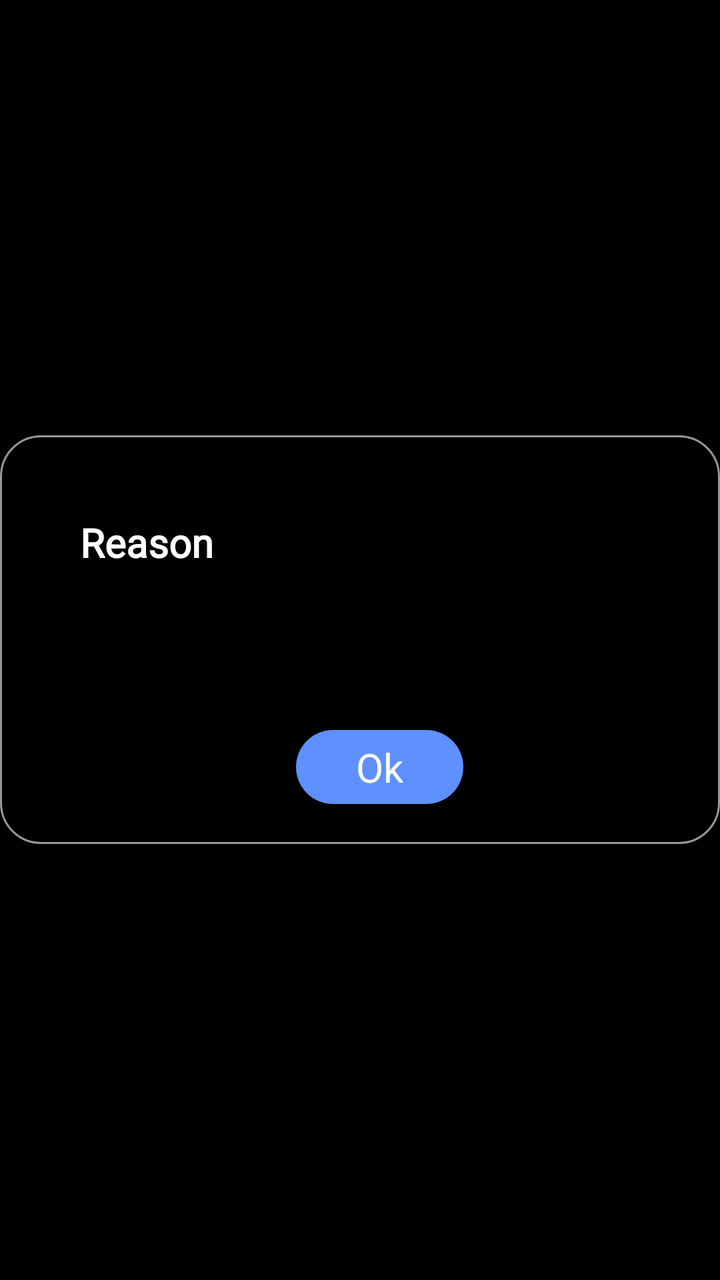
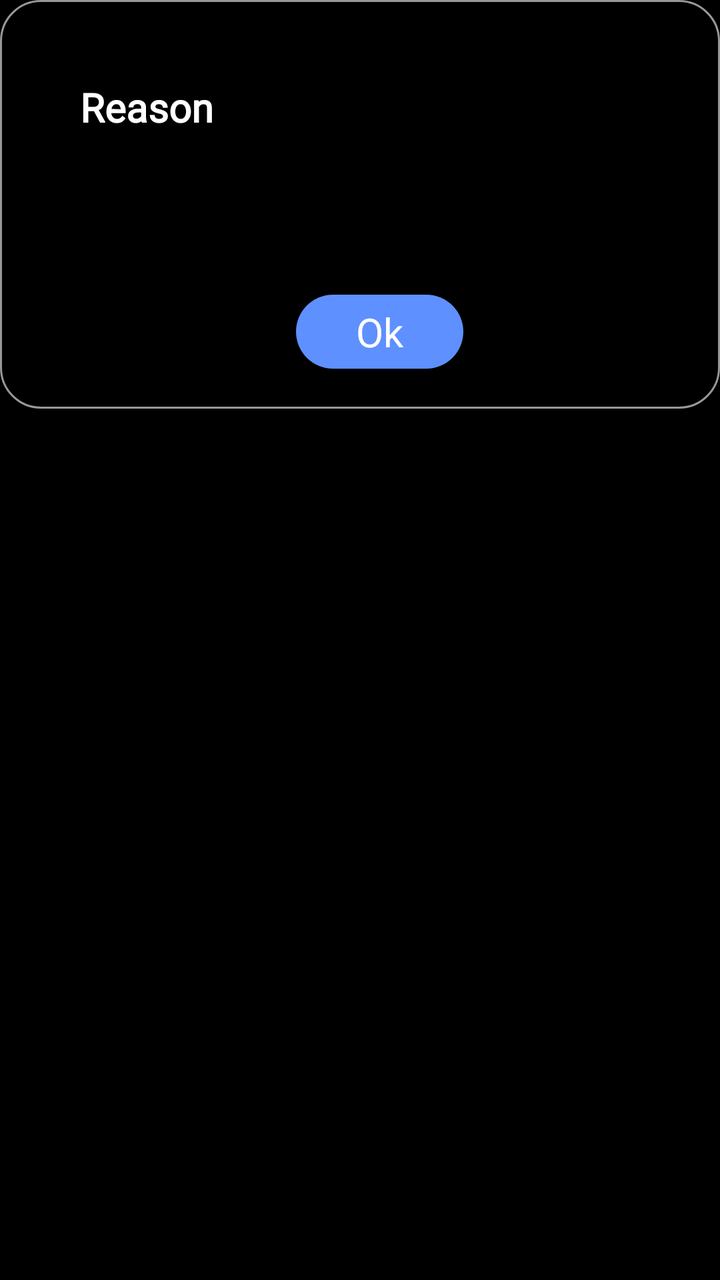

Before-and-after screenshots of an Android layout around one commit, followed by the original layout XML and the change that was made.
<!-- AndroidManifest.xml: application theme AppTheme -->
<!-- res/layout/custom_progress2.xml -->
<?xml version="1.0" encoding="utf-8"?>
<LinearLayout xmlns:android="http://schemas.android.com/apk/res/android"
    android:layout_width="match_parent"
    android:layout_height="wrap_content"
    android:background="@color/black"
    android:gravity="center"
    android:orientation="vertical">
    <LinearLayout xmlns:android="http://schemas.android.com/apk/res/android"
        android:layout_width="match_parent"
        android:layout_height="wrap_content"
        android:background="@drawable/cardview_border"
        android:orientation="vertical"
        android:gravity="center"
        android:paddingLeft="20dp"
        android:paddingBottom="@dimen/_20dp"
        android:paddingTop="@dimen/_20dp">

    <TextView
        android:layout_width="match_parent"
        android:layout_height="wrap_content"
        android:layout_margin="@dimen/_10"
        android:fontFamily="@font/dm_sans"
        android:text="Reason"
        android:textStyle="bold"
        android:padding="@dimen/_10"
        android:textColor="@color/white"
        android:textSize="@dimen/_20dp" />

    <TextView
        android:id="@+id/Reason"
        android:layout_width="match_parent"
        android:layout_height="wrap_content"
        android:layout_margin="@dimen/_10"
        android:fontFamily="@font/dm_sans"
        android:padding="@dimen/_10"
        android:textColor="@color/white"
        android:textSize="@dimen/_15" />

    <TextView
        android:id="@+id/ok_btn"
        android:layout_width="wrap_content"
        android:layout_height="wrap_content"
        android:textColor="@color/white"
        android:textSize="20dp"
        android:paddingStart="@dimen/_30dp"
        android:paddingEnd="@dimen/_30dp"
        android:paddingTop="@dimen/_5dp"
        android:paddingBottom="@dimen/_5dp"
        android:background="@drawable/blue_bg"
        android:text="Ok" />
</LinearLayout>
</LinearLayout>
<!-- resources referenced by this layout -->
<resources>
  <color name="black">#FF000000</color>
  <color name="white">#FFFFFF</color>
  <dimen name="_10">10dp</dimen>
  <dimen name="_15">15dp</dimen>
  <dimen name="_20dp">20dp</dimen>
  <dimen name="_30dp">30dp</dimen>
  <dimen name="_5dp">5dp</dimen>
  <!-- drawable blue_bg (drawable) -->
  <?xml version="1.0" encoding="utf-8"?>
  <shape xmlns:android="http://schemas.android.com/apk/res/android"
      android:shape="rectangle">
      <solid android:color="@color/lightBlue"/>
  <corners android:radius="@dimen/_20dp"/>
  </shape>
  <!-- drawable cardview_border (drawable) -->
  <shape xmlns:android="http://schemas.android.com/apk/res/android"
      android:shape="rectangle">
      <solid android:color="@android:color/black" /> 
      <corners android:radius="20dp" />
      <stroke
          android:width="1dp"
          android:color="#989898"
          />
  </shape>
  <style name="AppTheme" parent="Theme.MaterialComponents.Light.NoActionBar">
          <item name="colorPrimaryDark">@color/black</item>
          <item name="colorSurface">@color/white</item>
      </style>
  <color name="lightBlue">#5E90FF</color>
</resources>

<!-- the commit's change to res/layout/custom_progress2.xml (unified diff, before → after) -->
@@ -1,5 +1,5 @@
 <?xml version="1.0" encoding="utf-8"?>
-<LinearLayout xmlns:android="http://schemas.android.com/apk/res/android"
+<ScrollView xmlns:android="http://schemas.android.com/apk/res/android"
     android:layout_width="match_parent"
     android:layout_height="wrap_content"
     android:background="@color/black"
@@ -49,4 +49,4 @@
         android:background="@drawable/blue_bg"
         android:text="Ok" />
 </LinearLayout>
-</LinearLayout>
+</ScrollView>
